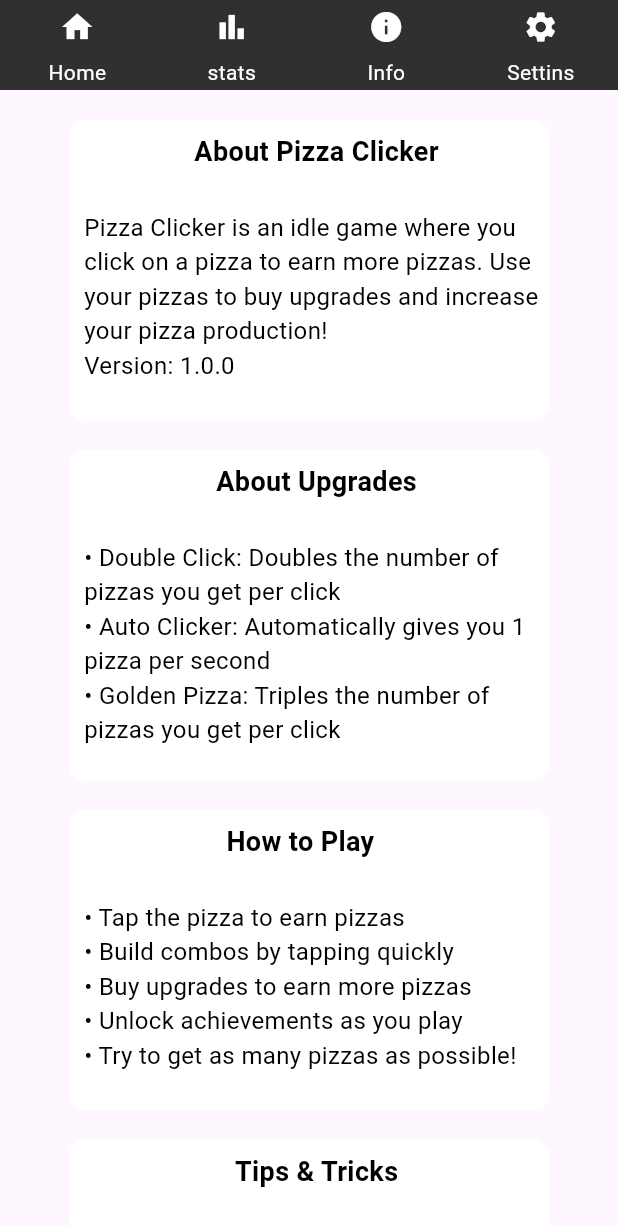
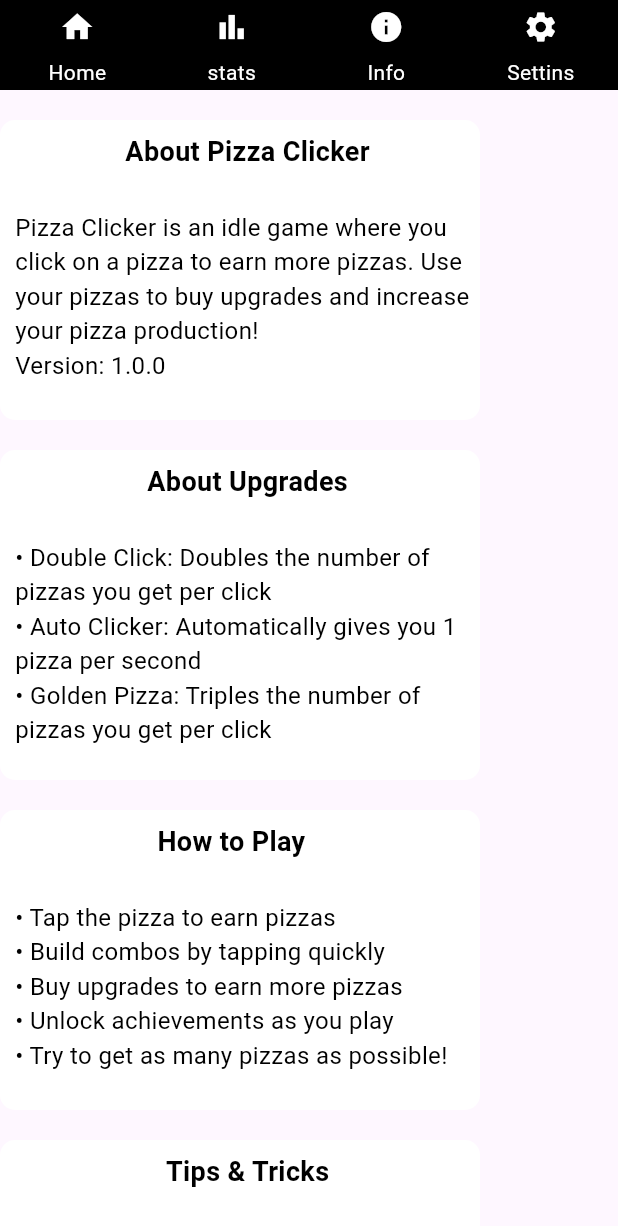
Before and after one commit to augi07/PizzaClicker, a Flutter app: the screen it shows after launch, item 3 of the bottom bar chosen, on a phone screen of 412 x 824 dp. Shown: the top 1226 px of the screen. Run offline on Flutter 3.47's test engine with Material 3 defaults, Android fonts, the phone set to English and light mode, and no system bars; our stand-ins replace audioplayers, shared_preferences.

Commit message:
fixing background colors for better view on IOS

```diff
--- a/lib/InfoContent.dart
+++ b/lib/InfoContent.dart
@@ -7,7 +7,7 @@ class InfoContent extends StatelessWidget {
     final containerColor = isDark ? Colors.grey[850] : Colors.white;
     final textColor = isDark ? Colors.white : Colors.black;
 
-    return Center(
+    return SafeArea(
       child: SingleChildScrollView(
         child: Column(
           children: [
@@ -18,7 +18,7 @@ class InfoContent extends StatelessWidget {
               height: 200,
               decoration: BoxDecoration(
                 borderRadius: BorderRadius.all(Radius.circular(10)),
-                color: containerColor,
+                color: isDark ? Colors.black : Colors.white,
               ),
               padding: const EdgeInsets.only(left: 10.0, top: 8.0),
               child: Column(
@@ -51,7 +51,7 @@ class InfoContent extends StatelessWidget {
               height: 220,
               decoration: BoxDecoration(
                 borderRadius: BorderRadius.all(Radius.circular(10)),
-                color: containerColor,
+                color: isDark ? Colors.black : Colors.white,
               ),
               padding: const EdgeInsets.only(left: 10.0, top: 8.0),
               child: Column(
@@ -84,7 +84,7 @@ class InfoContent extends StatelessWidget {
               height: 200,
               decoration: BoxDecoration(
                 borderRadius: BorderRadius.all(Radius.circular(10)),
-                color: containerColor,
+                color: isDark ? Colors.black : Colors.white,
               ),
               padding: const EdgeInsets.only(left: 10.0, top: 8.0),
               child: Column(
@@ -117,7 +117,7 @@ class InfoContent extends StatelessWidget {
               height: 250,
               decoration: BoxDecoration(
                 borderRadius: BorderRadius.all(Radius.circular(10)),
-                color: containerColor,
+                color: isDark ? Colors.black : Colors.white,
               ),
               padding: const EdgeInsets.only(left: 10.0, top: 8.0),
               child: Column(
--- a/lib/home.dart
+++ b/lib/home.dart
@@ -78,7 +78,7 @@ class _MyHomePageState extends State<MyHomePage> {
               ),
               child: NavigationBar(
                 indicatorColor: Colors.transparent,
-                backgroundColor: Color.fromARGB(255, 48, 48, 48),
+                backgroundColor: Colors.black,
                 height: 60,
                 selectedIndex: currentPageIndex,
                 onDestinationSelected: (int index) async {
--- a/lib/main.dart
+++ b/lib/main.dart
@@ -18,6 +18,13 @@ class MyApp extends StatelessWidget {
 
   @override
   Widget build(BuildContext context) {
+
+    final customDarkTheme = ThemeData(
+      brightness: Brightness.dark,
+      scaffoldBackgroundColor: Color.fromARGB(255, 48, 48, 48), // your custom dark background
+    );
+
+
     return ChangeNotifierProvider.value(
       value: settings,
       child: Consumer<AppSettings>(
@@ -25,7 +32,7 @@ class MyApp extends StatelessWidget {
           return MaterialApp(
             debugShowCheckedModeBanner: false,
             theme: ThemeData.light(),
-            darkTheme: ThemeData.dark(),
+            darkTheme: customDarkTheme,
             themeMode: settings.isDarkMode ? ThemeMode.dark : ThemeMode.light,
             builder: (context, child) {
               return settings.animationsEnabled
--- a/lib/sound_manager.dart
+++ b/lib/sound_manager.dart
@@ -19,6 +19,6 @@ class SoundManager {
 
     await player.stop();
     await player.setVolume(volume);
-    await player.play(AssetSource('sounds/Click.mp3'));
+    await player.play(AssetSource('assets/sounds/Click.mp3'));
   }
 }
--- a/lib/statsContent.dart
+++ b/lib/statsContent.dart
@@ -65,7 +65,7 @@ class _StatsContentState extends State<StatsContent> {
       width: 320,
       decoration: BoxDecoration(
         borderRadius: BorderRadius.circular(10),
-        color: isDark ? Colors.grey[850] : Colors.white,
+        color: isDark ? Colors.black : Colors.white,
       ),
       padding: const EdgeInsets.all(10),
       child: Column(
@@ -156,7 +156,7 @@ class _StatsContentState extends State<StatsContent> {
                     width: 320,
                     decoration: BoxDecoration(
                       borderRadius: BorderRadius.circular(10),
-                      color: isDark ? Colors.grey[850] : Colors.white,
+                      color: isDark ? Colors.black : Colors.white,
                     ),
                     padding: const EdgeInsets.all(10),
                     child: Column(
```
Also changed, not shown: lib/SettingsContent.dart (+4 -4 lines).
